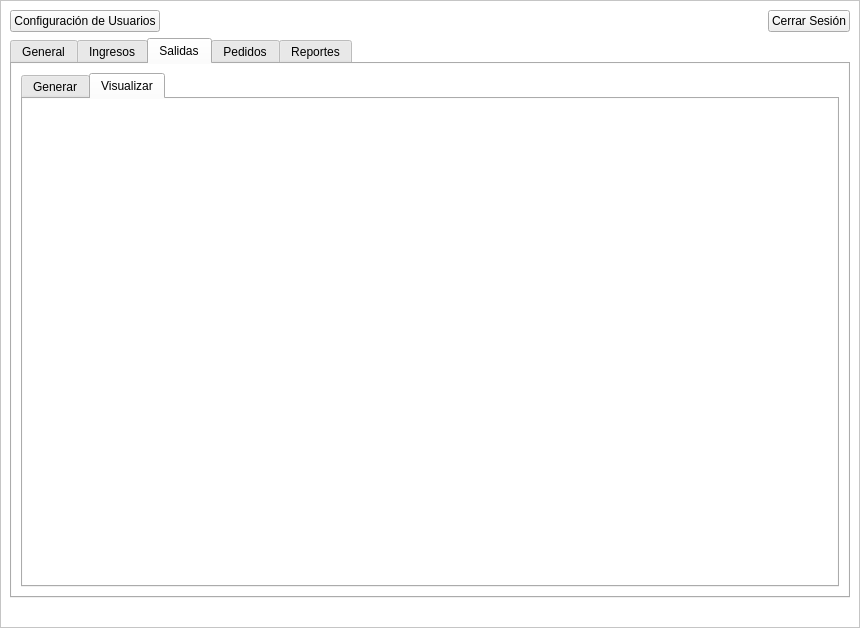
Before: the Qt Designer form ui/menuprincipal.ui in juliosi02/YSR-Control-de-Inventario, drawn with Qt 5.
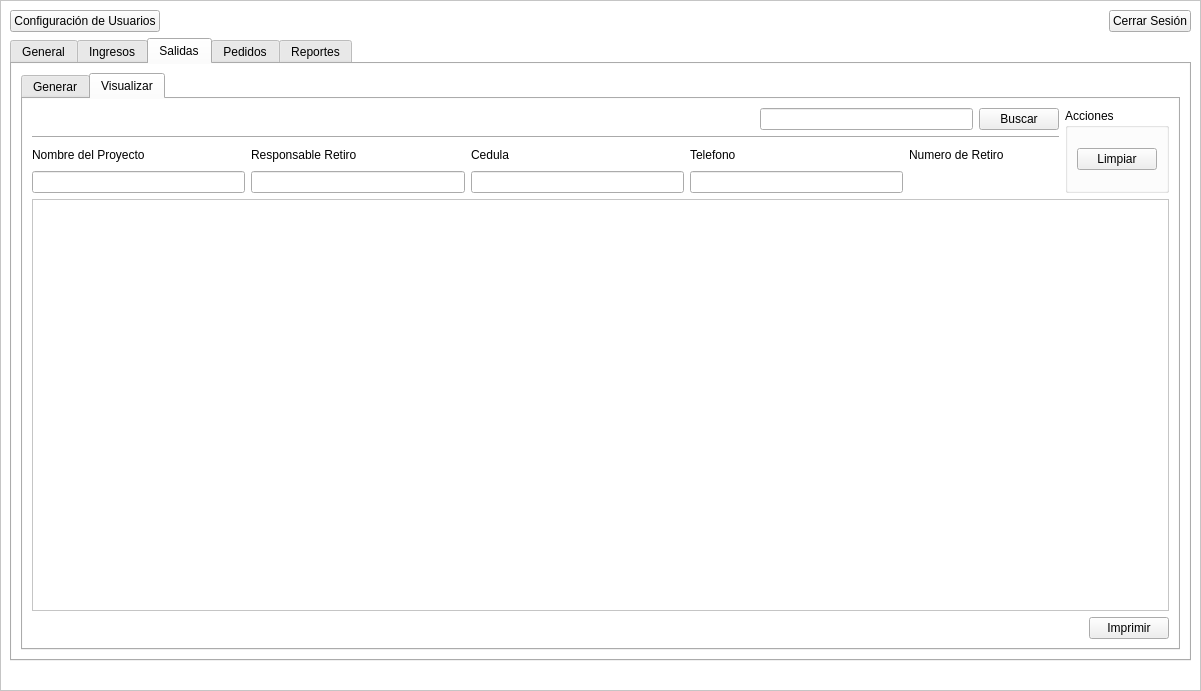
After: the same form once the commit is applied. The open tabs and pages were chosen to show the change.

```diff
--- a/ui/menuprincipal.ui
+++ b/ui/menuprincipal.ui
@@ -6,8 +6,8 @@
    <rect>
     <x>0</x>
     <y>0</y>
-    <width>860</width>
-    <height>628</height>
+    <width>1201</width>
+    <height>691</height>
    </rect>
   </property>
   <property name="windowTitle">
@@ -1381,9 +1381,9 @@
               <attribute name="title">
                <string>Generar</string>
               </attribute>
-              <layout class="QVBoxLayout" name="verticalLayout_69">
+              <layout class="QVBoxLayout" name="verticalLayout_52">
                <item>
-                <layout class="QHBoxLayout" name="horizontalLayout_55">
+                <layout class="QHBoxLayout" name="horizontalLayout_28">
                  <item>
                   <layout class="QVBoxLayout" name="verticalLayout_59">
                    <item>
@@ -1827,6 +1827,248 @@
               <attribute name="title">
                <string>Visualizar</string>
               </attribute>
+              <layout class="QVBoxLayout" name="verticalLayout_55">
+               <item>
+                <layout class="QHBoxLayout" name="horizontalLayout_38">
+                 <item>
+                  <layout class="QVBoxLayout" name="verticalLayout_54">
+                   <item>
+                    <layout class="QHBoxLayout" name="horizontalLayout_37">
+                     <item>
+                      <spacer name="horizontalSpacer_38">
+                       <property name="orientation">
+                        <enum>Qt::Horizontal</enum>
+                       </property>
+                       <property name="sizeHint" stdset="0">
+                        <size>
+                         <width>40</width>
+                         <height>20</height>
+                        </size>
+                       </property>
+                      </spacer>
+                     </item>
+                     <item>
+                      <layout class="QHBoxLayout" name="horizontalLayout_73">
+                       <item>
+                        <spacer name="horizontalSpacer_85">
+                         <property name="orientation">
+                          <enum>Qt::Horizontal</enum>
+                         </property>
+                         <property name="sizeHint" stdset="0">
+                          <size>
+                           <width>40</width>
+                           <height>20</height>
+                          </size>
+                         </property>
+                        </spacer>
+                       </item>
+                       <item>
+                        <widget class="QLineEdit" name="lineEdit_busqueda_Salida"/>
+                       </item>
+                       <item>
+                        <widget class="QPushButton" name="btn_buscar_Salidas">
+                         <property name="text">
+                          <string>Buscar</string>
+                         </property>
+                        </widget>
+                       </item>
+                      </layout>
+                     </item>
+                    </layout>
+                   </item>
+                   <item>
+                    <widget class="Line" name="line_6">
+                     <property name="orientation">
+                      <enum>Qt::Horizontal</enum>
+                     </property>
+                    </widget>
+                   </item>
+                   <item>
+                    <layout class="QHBoxLayout" name="horizontalLayout_30">
+                     <item>
+                      <layout class="QVBoxLayout" name="verticalLayout_69">
+                       <item>
+                        <widget class="QLabel" name="label_82">
+                         <property name="minimumSize">
+                          <size>
+                           <width>150</width>
+                           <height>20</height>
+                          </size>
+                         </property>
+                         <property name="maximumSize">
+                          <size>
+                           <width>16777215</width>
+                           <height>20</height>
+                          </size>
+                         </property>
+                         <property name="text">
+                          <string>Nombre del Proyecto</string>
+                         </property>
+                        </widget>
+                       </item>
+                       <item>
+                        <widget class="QLineEdit" name="txtbx_nameproyecto_Salida"/>
+                       </item>
+                      </layout>
+                     </item>
+                     <item>
+                      <layout class="QVBoxLayout" name="verticalLayout_70">
+                       <item>
+                        <widget class="QLabel" name="label_83">
+                         <property name="minimumSize">
+                          <size>
+                           <width>150</width>
+                           <height>20</height>
+                          </size>
+                         </property>
+                         <property name="maximumSize">
+                          <size>
+                           <width>16777215</width>
+                           <height>20</height>
+                          </size>
+                         </property>
+                         <property name="text">
+                          <string>Responsable Retiro</string>
+                         </property>
+                        </widget>
+                       </item>
+                       <item>
+                        <widget class="QLineEdit" name="lineEdit_Responsable_salid"/>
+                       </item>
+                      </layout>
+                     </item>
+                     <item>
+                      <layout class="QVBoxLayout" name="verticalLayout_71">
+                       <item>
+                        <widget class="QLabel" name="label_84">
+                         <property name="minimumSize">
+                          <size>
+                           <width>150</width>
+                           <height>20</height>
+                          </size>
+                         </property>
+                         <property name="maximumSize">
+                          <size>
+                           <width>16777215</width>
+                           <height>20</height>
+                          </size>
+                         </property>
+                         <property name="text">
+                          <string>Cedula</string>
+                         </property>
+                        </widget>
+                       </item>
+                       <item>
+                        <widget class="QLineEdit" name="txtbx_cedula_Responsable_Salida"/>
+                       </item>
+                      </layout>
+                     </item>
+                     <item>
+                      <layout class="QVBoxLayout" name="verticalLayout_72">
+                       <item>
+                        <widget class="QLabel" name="label_85">
+                         <property name="minimumSize">
+                          <size>
+                           <width>150</width>
+                           <height>20</height>
+                          </size>
+                         </property>
+                         <property name="maximumSize">
+                          <size>
+                           <width>16777215</width>
+                           <height>20</height>
+                          </size>
+                         </property>
+                         <property name="text">
+                          <string>Telefono</string>
+                         </property>
+                        </widget>
+                       </item>
+                       <item>
+                        <widget class="QLineEdit" name="txtbx_telefonoresponsable_Salida"/>
+                       </item>
+                      </layout>
+                     </item>
+                     <item>
+                      <layout class="QVBoxLayout" name="verticalLayout_73">
+                       <item>
+                        <widget class="QLabel" name="label_86">
+                         <property name="minimumSize">
+                          <size>
+                           <width>150</width>
+                           <height>20</height>
+                          </size>
+                         </property>
+                         <property name="maximumSize">
+                          <size>
+                           <width>16777215</width>
+                           <height>20</height>
+                          </size>
+                         </property>
+                         <property name="text">
+                          <string>Numero de Retiro</string>
+                         </property>
+                        </widget>
+                       </item>
+                       <item>
+                        <widget class="QLabel" name="label_numero_retiro_salida">
+                         <property name="text">
+                          <string/>
+                         </property>
+                        </widget>
+                       </item>
+                      </layout>
+                     </item>
+                    </layout>
+                   </item>
+                  </layout>
+                 </item>
+                 <item>
+                  <widget class="QGroupBox" name="groupBox_4">
+                   <property name="title">
+                    <string>Acciones</string>
+                   </property>
+                   <layout class="QVBoxLayout" name="verticalLayout_141">
+                    <item>
+                     <widget class="QPushButton" name="btn_Limpiar_Salidas">
+                      <property name="text">
+                       <string>Limpiar</string>
+                      </property>
+                     </widget>
+                    </item>
+                   </layout>
+                  </widget>
+                 </item>
+                </layout>
+               </item>
+               <item>
+                <widget class="QTableWidget" name="tableWidget_8"/>
+               </item>
+               <item>
+                <layout class="QHBoxLayout" name="horizontalLayout_55">
+                 <item>
+                  <spacer name="horizontalSpacer_53">
+                   <property name="orientation">
+                    <enum>Qt::Horizontal</enum>
+                   </property>
+                   <property name="sizeHint" stdset="0">
+                    <size>
+                     <width>40</width>
+                     <height>20</height>
+                    </size>
+                   </property>
+                  </spacer>
+                 </item>
+                 <item>
+                  <widget class="QPushButton" name="btn_print_SalidasVis">
+                   <property name="text">
+                    <string>Imprimir</string>
+                   </property>
+                  </widget>
+                 </item>
+                </layout>
+               </item>
+              </layout>
              </widget>
             </widget>
            </item>
```
Left out of the diff: 250 changed lines with no effect on the pictures. Lines whose indentation alone changed are shown as unchanged.
